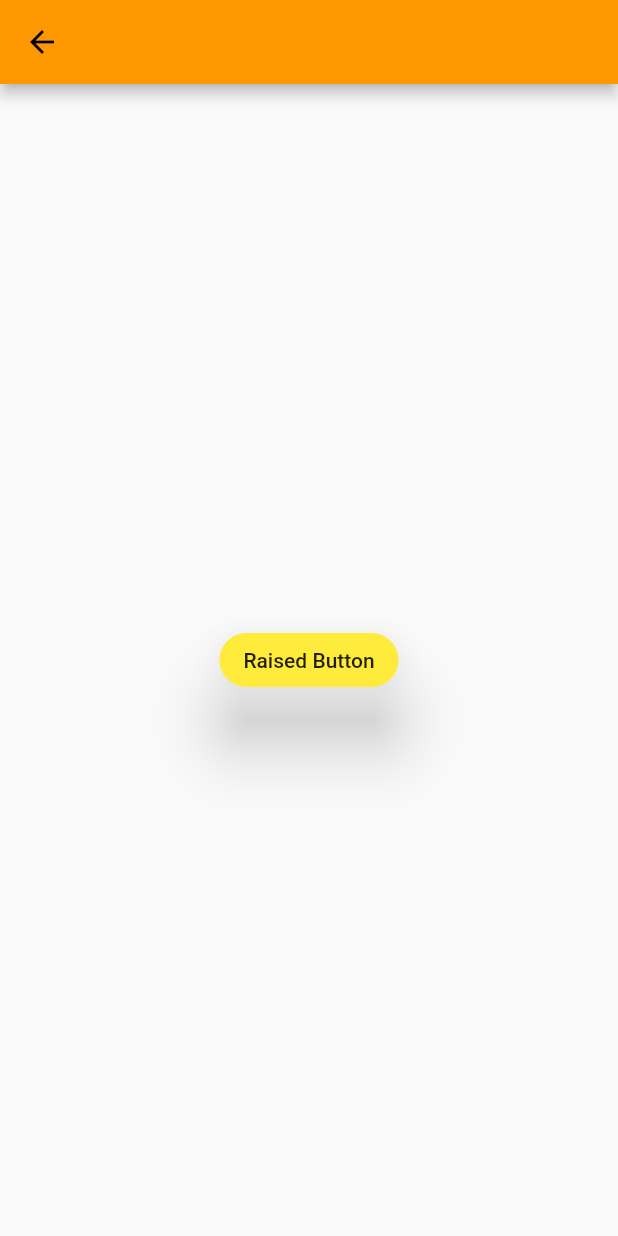
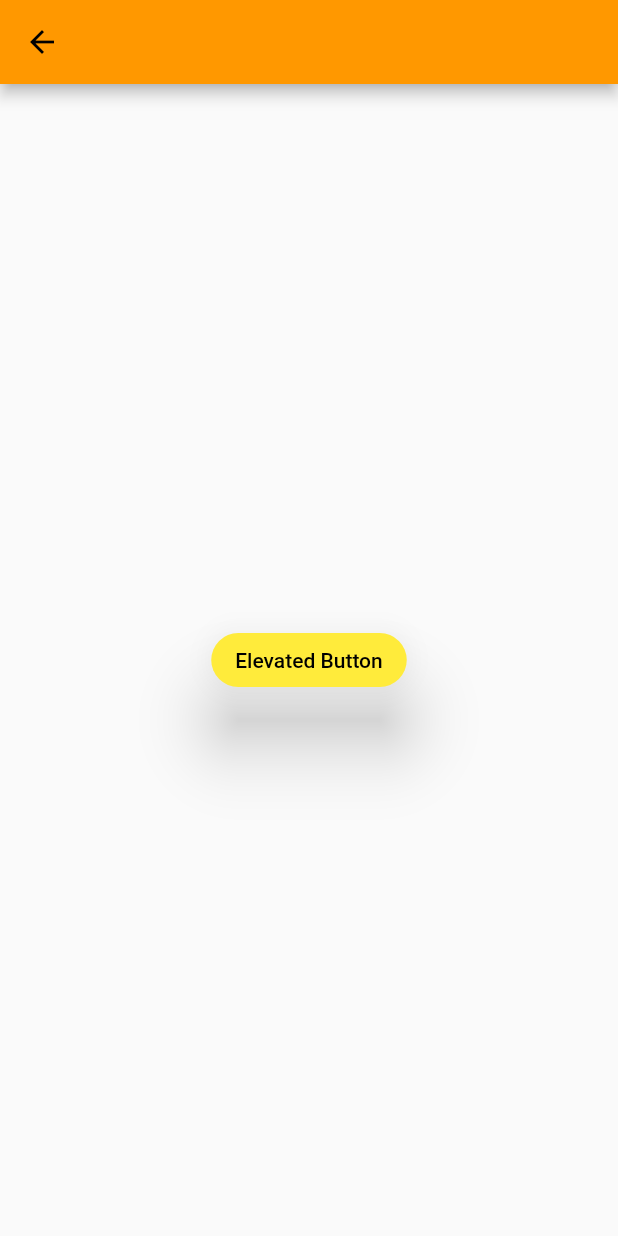
Before and after one commit to PoojaB26/FlutterBasicWidgets, a Flutter app: the ButtonWidget screen opened by its route, on a phone screen of 412 x 824 dp. Run offline on Flutter 3.47's test engine with Material 2 defaults, Android fonts, the light colour scheme and no system bars.

Commit message:
add elevated button replacing RaisedButton

```diff
--- a/flutter_widgets/lib/button_widget.dart
+++ b/flutter_widgets/lib/button_widget.dart
@@ -1,48 +1,27 @@
 import 'package:flutter/material.dart';
 
-class ButtonWidget extends StatelessWidget{
+class ButtonWidget extends StatelessWidget {
   @override
   Widget build(BuildContext context) {
     return Scaffold(
       appBar: AppBar(),
       body: Center(
-        child: RaisedButton(
-          onPressed: (){},
-          color: Colors.yellow,
-          disabledTextColor: Colors.grey,
-          shape: RoundedRectangleBorder(
-              borderRadius: BorderRadius.circular(20.0)
+        child: ElevatedButton(
+          onLongPress: () {},
+          onPressed: () {},
+          style: ElevatedButton.styleFrom(
+            primary: Colors.yellow,
+            enableFeedback: true,
+            shape: RoundedRectangleBorder(
+                borderRadius: BorderRadius.circular(20.0)),
+            elevation: 20.0,
           ),
-          elevation: 20.0,
-          splashColor: Colors.green,
-          highlightColor: Colors.red,
-          highlightElevation: 1.0,
-          child: Text("Raised Button"),
+          child: Text("Elevated Button"),
         ),
       ),
     );
   }
-
 }
-
-/*
-* TODO RaisedButton
-*
-* RaisedButton(
-          onPressed: (){},
-          color: Colors.yellow,
-          disabledTextColor: Colors.grey,
-          shape: RoundedRectangleBorder(
-            borderRadius: BorderRadius.circular(20.0)
-          ),
-          elevation: 20.0,
-          splashColor: Colors.green,
-          highlightColor: Colors.red,
-          highlightElevation: 1.0,
-          child: Text("Raised Button"),
-        ),
-*
-* */
 
 
 /*
@@ -79,7 +58,6 @@ class ButtonWidget extends StatelessWidget{
 *
 * */
 
-
 /*
 * TODO OutlineButton
 *
@@ -100,7 +78,6 @@ class ButtonWidget extends StatelessWidget{
         ),
 *
 * */
-
 
 /*
 * TODO IconButton
```
Also changed, not shown: 1 other file.
